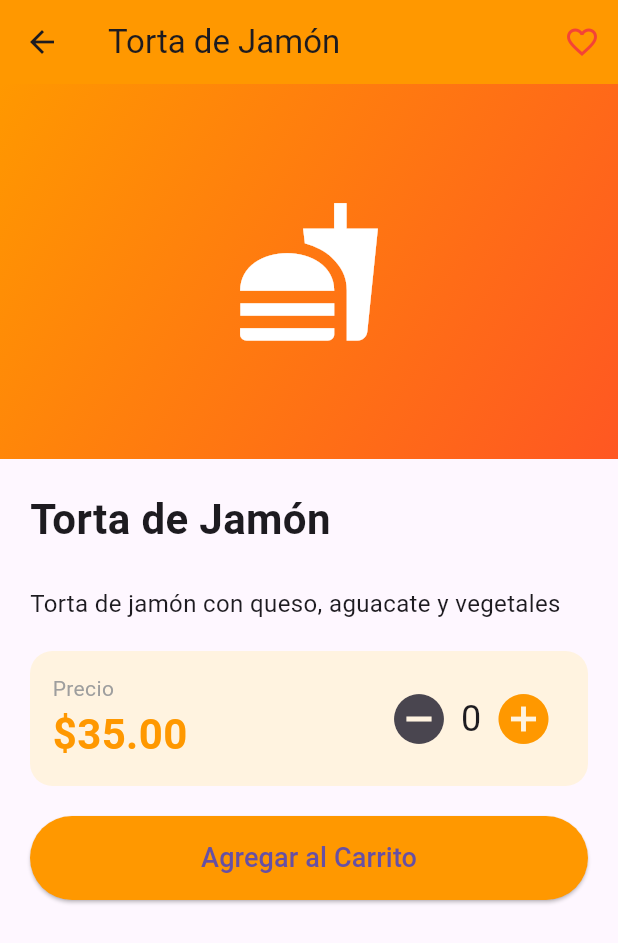
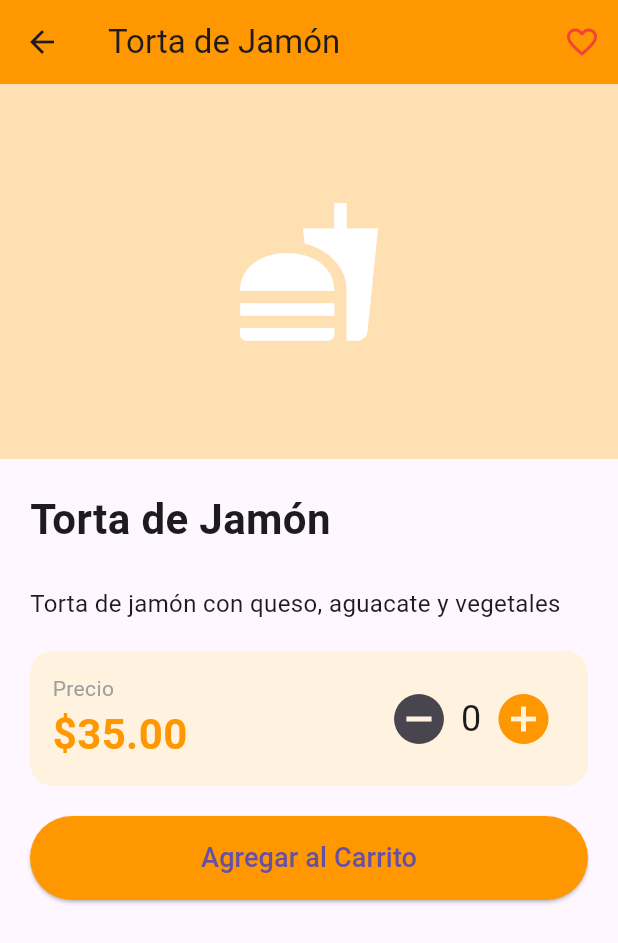
Before and after one commit to a23328061310391-cyber/cafeteria_cetis131, a Flutter app: the DetallePlatilloScreen screen opened directly with sample values from the repository, on a phone screen of 412 x 824 dp. Shown: the top 943 px of the screen. Run offline on Flutter 3.47's test engine with Material 3 defaults, Android fonts, the phone set to English and light mode, and no system bars.

Commit message:
Change container decoration to use image or fallback
Updated the decoration of the container to use an image if available, otherwise fallback to a color and icon.

```diff
--- a/lib/screens/detalle_platillo_screen.dart
+++ b/lib/screens/detalle_platillo_screen.dart
@@ -39,18 +39,21 @@ class DetallePlatilloScreen extends StatelessWidget {
                 height: 250,
                 width: double.infinity,
                 decoration: BoxDecoration(
-                  color: Colors.orange[100],
-                  gradient: const LinearGradient(
-                    begin: Alignment.topLeft,
-                    end: Alignment.bottomRight,
-                    colors: [Colors.orange, Colors.deepOrange],
-                  ),
+                  image: platillo.imagen.isNotEmpty
+                      ? DecorationImage(
+                          image: NetworkImage(platillo.imagen),
+                          fit: BoxFit.cover,
+                        )
+                      : null,
+                  color: platillo.imagen.isEmpty ? Colors.orange[100] : null,
                 ),
-                child: const Icon(
-                  Icons.fastfood,
-                  size: 100,
-                  color: Colors.white,
-                ),
+                child: platillo.imagen.isEmpty
+                    ? const Icon(
+                        Icons.fastfood,
+                        size: 100,
+                        color: Colors.white,
+                      )
+                    : null,
               ),
             ),
             Padding(
```
